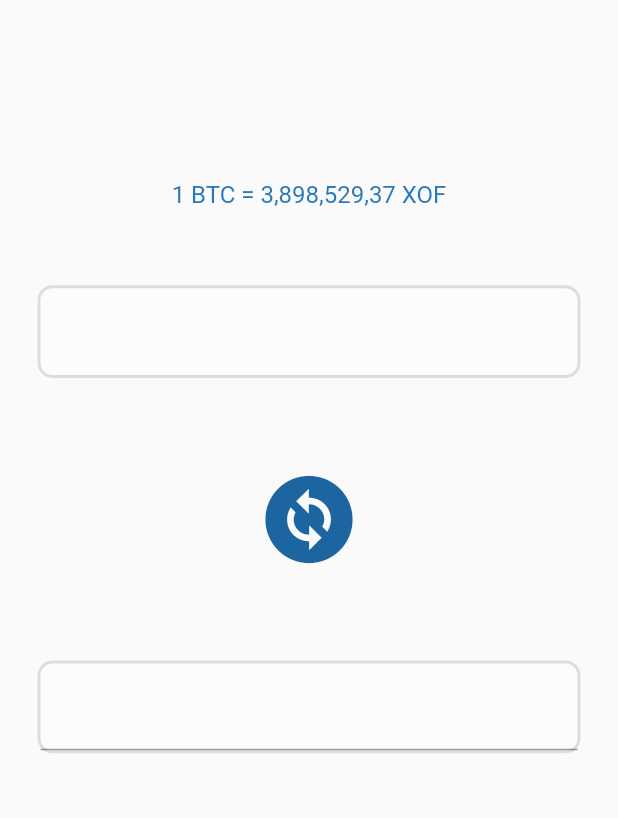
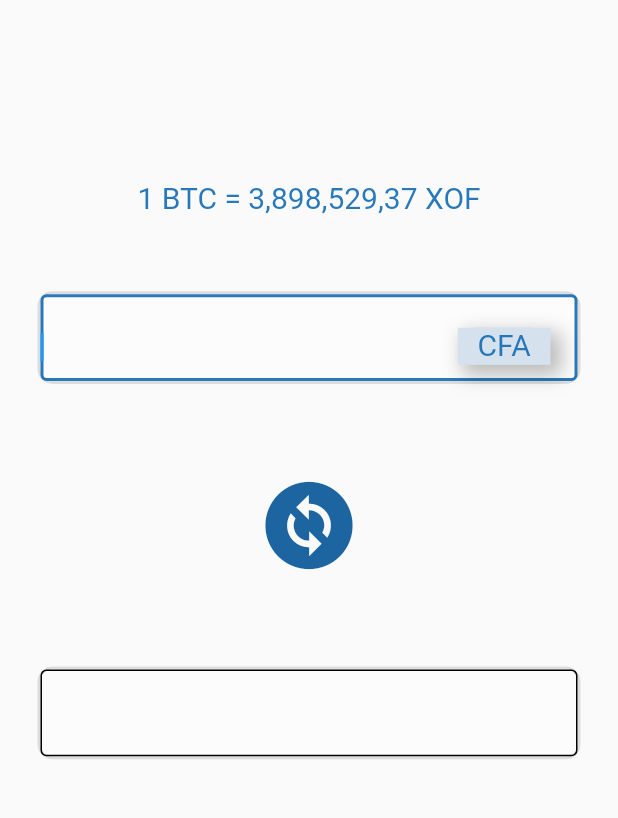
Before and after one commit to Gueyemhd/EasyBit, a Flutter app: the CalculatorBTCtoXOF screen opened by its route, after a tap on the "change circle" icon, on a phone screen of 412 x 824 dp, the part 120-938 px from its top. Run offline on Flutter 3.47's test engine with Material 2 defaults, Android fonts, the phone set to English and light mode, and no system bars.

Commit message:
complete calculator integration

```diff
--- a/frontend/easybit/lib/screens/widgets/calculator/calculatorBTCtoXOF.body.dart
+++ b/frontend/easybit/lib/screens/widgets/calculator/calculatorBTCtoXOF.body.dart
@@ -38,10 +38,15 @@ class _BTCtoXOFState extends State<BTCtoXOF> {
                   borderRadius: BorderRadius.circular(10),
                   border: Border.all(color: Colors.black12, width: 2)),
               child: TextFormField(
+                  autofocus: true, //make phone keyboard appear automatically
                   style: const TextStyle(
                     color: Colors.black87,
                   ),
                   decoration: InputDecoration(
+                    enabledBorder: const OutlineInputBorder(),
+                    focusedBorder: const OutlineInputBorder(
+                      borderSide: BorderSide(color: bluelogo, width: 2.0),
+                    ),
                     suffix: Container(
                       margin: const EdgeInsets.symmetric(
                           vertical: 15, horizontal: 15),
@@ -114,6 +119,10 @@ class _BTCtoXOFState extends State<BTCtoXOF> {
                     color: Colors.black87,
                   ),
                   decoration: InputDecoration(
+                    enabledBorder: const OutlineInputBorder(),
+                    focusedBorder: const OutlineInputBorder(
+                      borderSide: BorderSide(color: bluelogo, width: 2.0),
+                    ),
                     suffix: Container(
                       margin: const EdgeInsets.symmetric(
                           vertical: 15, horizontal: 18),
--- a/frontend/easybit/lib/screens/widgets/calculator/calculatorXOFtoBTCbody.dart
+++ b/frontend/easybit/lib/screens/widgets/calculator/calculatorXOFtoBTCbody.dart
@@ -41,6 +41,10 @@ class _XOFtoBTCState extends State<XOFtoBTC> {
                     color: Colors.black87,
                   ),
                   decoration: InputDecoration(
+                    enabledBorder: const OutlineInputBorder(),
+                    focusedBorder: const OutlineInputBorder(
+                      borderSide: BorderSide(color: bluelogo, width: 2.0),
+                    ),
                     suffix: Container(
                       margin: const EdgeInsets.symmetric(
                           vertical: 15, horizontal: 15),
@@ -110,10 +114,15 @@ class _XOFtoBTCState extends State<XOFtoBTC> {
                     borderRadius: BorderRadius.circular(10),
                     border: Border.all(color: Colors.black12, width: 2)),
                 child: TextFormField(
+                  autofocus: true, //make phone keyboard appear automatically
                   style: const TextStyle(
                     color: Colors.black87,
                   ),
                   decoration: InputDecoration(
+                    enabledBorder: const OutlineInputBorder(),
+                    focusedBorder: const OutlineInputBorder(
+                      borderSide: BorderSide(color: bluelogo, width: 2.0),
+                    ),
                     suffix: Container(
                       margin: const EdgeInsets.symmetric(
                           vertical: 15, horizontal: 18),
@@ -162,7 +171,7 @@ class _XOFtoBTCState extends State<XOFtoBTC> {
               style: TextStyle(
                 fontWeight: FontWeight.w400,
                 color: Color.fromARGB(232, 20, 108, 180),
-                fontSize: 16,
+                fontSize: 20,
               ),
             ),
             SizedBox(
```
